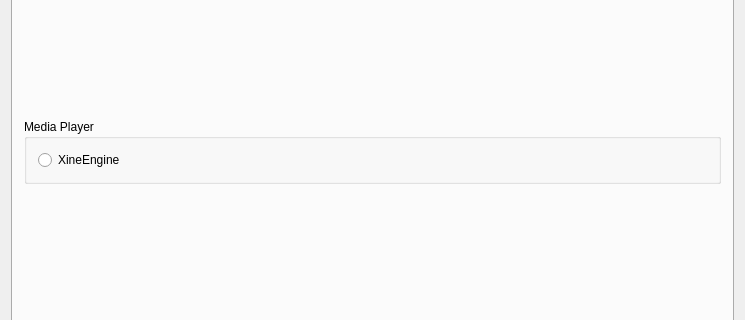
Before: the Qt Designer form src/PreferencesDialogBase.ui in onoelle/yammi, drawn with Qt 5; both pictures show x 0 to 745 and y 109 to 429 of the 745 by 526 pixel window.
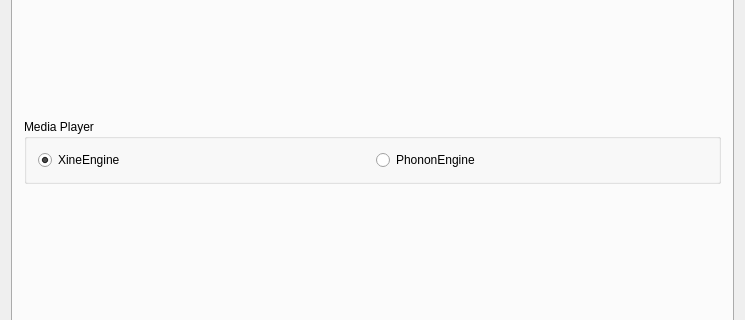
After: the same form once the commit is applied. The open tabs and pages were chosen to show the change.

Commit message: Added Phonon support for output.

```diff
--- a/src/PreferencesDialogBase.ui
+++ b/src/PreferencesDialogBase.ui
@@ -668,6 +668,16 @@
            <widget class="QRadioButton" name="RadioButtonXineEngine">
             <property name="text">
              <string>XineEngine</string>
+            </property>
+            <property name="checked">
+             <bool>true</bool>
+            </property>
+           </widget>
+          </item>
+          <item>
+           <widget class="QRadioButton" name="RadioButtonPhononEngine">
+            <property name="text">
+             <string>PhononEngine</string>
             </property>
             <property name="checked">
              <bool>false</bool>
```
Left out of the diff: 3 changed lines with no effect on the pictures. The commit also changes 6 other files.
